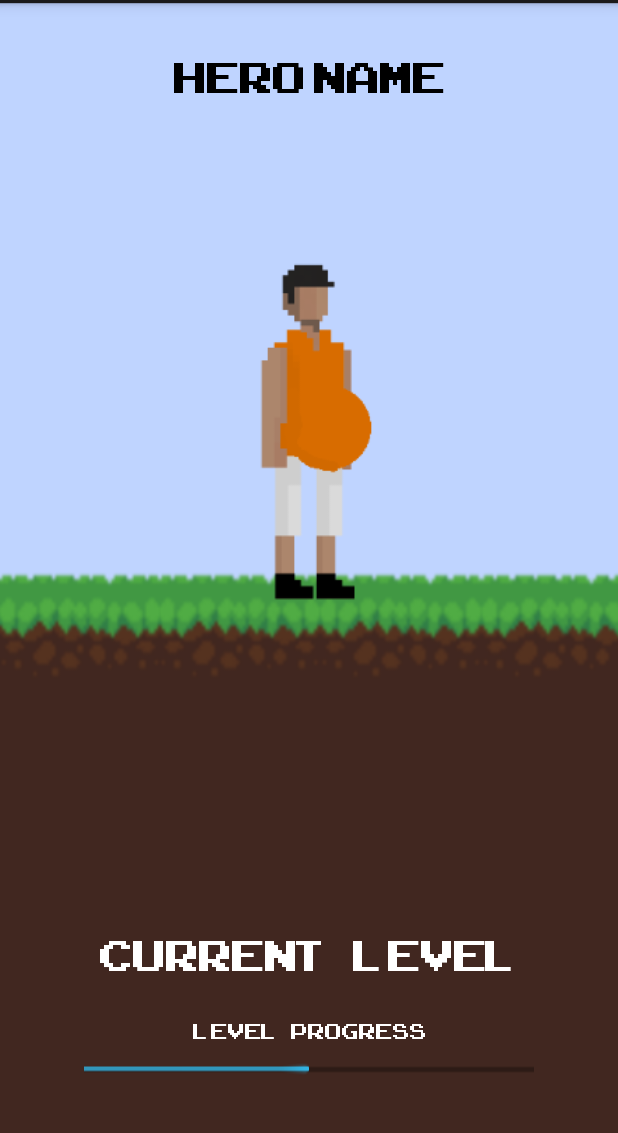
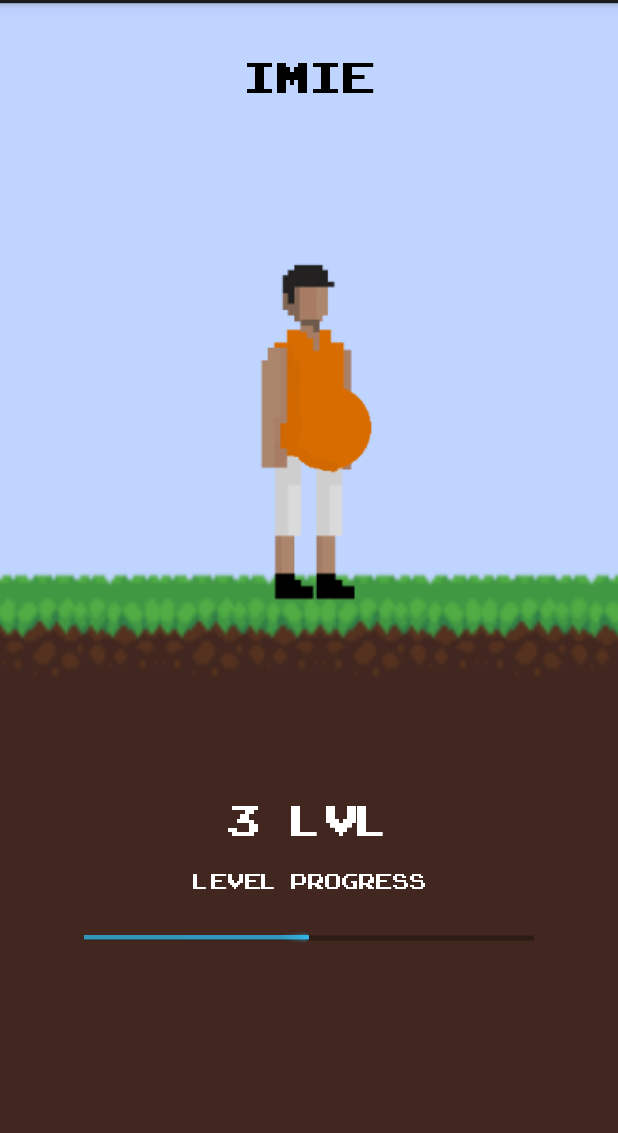
Before and after one commit to m-radzikowski/behealthy-mobile, an Android app: the layout fragment_hero.xml on its own in the app's theme, with its tools: preview values and no code run, on a phone screen of 412 x 824 dp, the part 69-1202 px from its top. Run offline under Robolectric (Android 15) with nearby library versions, the phone set to English and light mode, and no system bars.

Commit message:
improved all fragment views

```diff
--- a/app/src/main/java/com/sample/behealthy/Fragments/QuestsFragment.java
+++ b/app/src/main/java/com/sample/behealthy/Fragments/QuestsFragment.java
@@ -48,6 +48,7 @@ public class QuestsFragment extends Fragment {
 			public void onResponse(Call<List<Quest>> call, Response<List<Quest>> response) {
 				List<Quest> quests = response.body();
 				listView.setAdapter(new QuestArrayAdapter(getContext(), quests));
+				//listView.notifyAll();
 			}
 
 			@Override
--- a/app/src/main/res/layout/fragment_hero.xml
+++ b/app/src/main/res/layout/fragment_hero.xml
@@ -12,7 +12,7 @@
         android:layout_marginTop="20dp"
         android:fontFamily="@font/arcadeclassic"
         android:padding="10dp"
-        android:text="Hero Name"
+        android:text="Imie"
         android:textColor="#000"
         android:textSize="40sp" />
 
@@ -30,10 +30,10 @@
         android:layout_height="wrap_content"
         android:textAlignment="center"
         android:layout_gravity="bottom|center_horizontal"
-        android:layout_marginBottom="110dp"
+        android:layout_marginBottom="200dp"
         android:fontFamily="@font/arcadeclassic"
         android:padding="10dp"
-        android:text="current   level"
+        android:text="3    lvl"
         android:textColor="#fff"
         android:textSize="40sp" />
 
@@ -43,7 +43,7 @@
         android:layout_height="wrap_content"
         android:textAlignment="center"
         android:layout_gravity="bottom|center_horizontal"
-        android:layout_marginBottom="70dp"
+        android:layout_marginBottom="170dp"
         android:fontFamily="@font/arcadeclassic"
         android:padding="10dp"
         android:text="level   progress"
@@ -54,10 +54,10 @@
         android:id="@+id/progressBar"
         style="?android:attr/progressBarStyleHorizontal"
         android:layout_width="300dp"
-        android:layout_height="50dp"
+        android:layout_height="25dp"
         android:layout_gravity="bottom|center_horizontal"
         android:progress="50"
-        android:layout_marginBottom="40dp"/>
+        android:layout_marginBottom="140dp"/>
 
 
 </FrameLayout>
--- a/app/src/main/res/layout/fragment_shop.xml
+++ b/app/src/main/res/layout/fragment_shop.xml
@@ -9,6 +9,7 @@
         android:layout_width="wrap_content"
         android:layout_height="wrap_content"
         android:layout_gravity="right"
+        android:layout_marginTop="20dp"
         android:orientation="horizontal">
 
         <TextView
@@ -20,7 +21,7 @@
             android:padding="10dp"
             android:text="1000"
             android:textColor="#000"
-            android:textSize="20sp" />
+            android:textSize="40sp" />
 
         <ImageView
             android:id="@+id/gold_icon"
```
Also changed, not shown: app/build.gradle (+3 -4 lines), app/src/main/java/com/sample/behealthy/widget/QuestArrayAdapter.java (+16 -6 lines), app/src/main/res/layout/activity_main.xml (+19 -2 lines), app/src/main/res/layout/fragment_quests.xml (+5 -2 lines), app/src/main/res/drawable-xhdpi/kcal.png (added).
